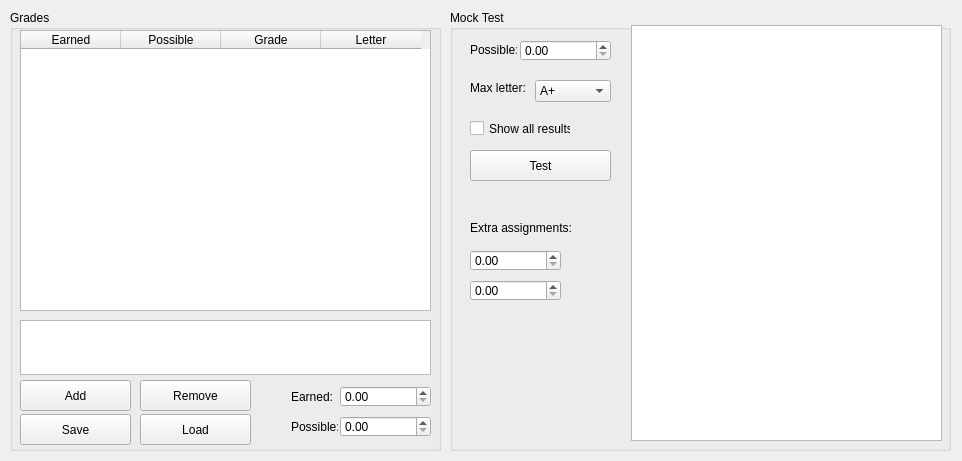
Qt form main.ui (AlexTheJPEG/grade-viewer) before a commit.
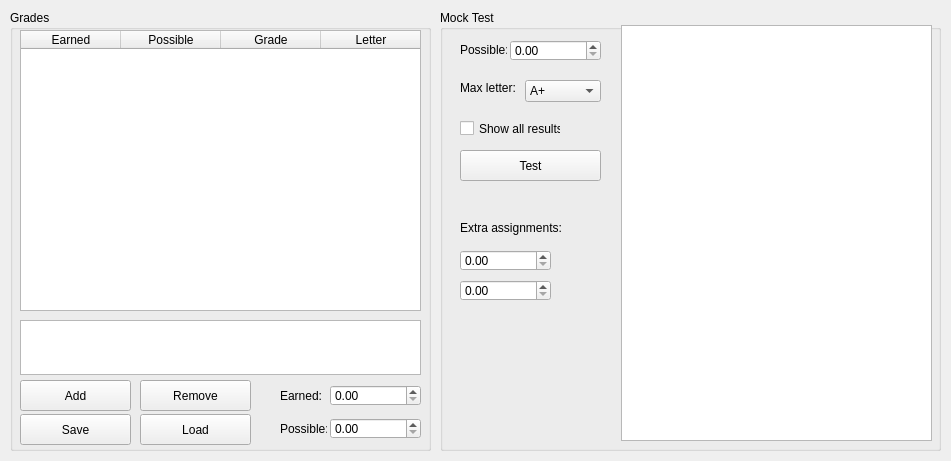
The same form after that commit.

Commit message: Remove row headers and horizontal scroll

What changed in the file:
```diff
--- a/main.ui
+++ b/main.ui
@@ -6,19 +6,19 @@
    <rect>
     <x>0</x>
     <y>0</y>
-    <width>962</width>
+    <width>951</width>
     <height>461</height>
    </rect>
   </property>
   <property name="minimumSize">
    <size>
-    <width>962</width>
+    <width>951</width>
     <height>461</height>
    </size>
   </property>
   <property name="maximumSize">
    <size>
-    <width>962</width>
+    <width>951</width>
     <height>461</height>
    </size>
   </property>
@@ -31,7 +31,7 @@
      <rect>
       <x>10</x>
       <y>10</y>
-      <width>431</width>
+      <width>421</width>
       <height>441</height>
      </rect>
     </property>
@@ -43,13 +43,22 @@
       <rect>
        <x>10</x>
        <y>20</y>
-       <width>411</width>
+       <width>401</width>
        <height>281</height>
       </rect>
      </property>
+     <property name="horizontalScrollBarPolicy">
+      <enum>Qt::ScrollBarAlwaysOff</enum>
+     </property>
      <property name="editTriggers">
       <set>QAbstractItemView::NoEditTriggers</set>
      </property>
+     <property name="selectionBehavior">
+      <enum>QAbstractItemView::SelectRows</enum>
+     </property>
+     <attribute name="verticalHeaderVisible">
+      <bool>false</bool>
+     </attribute>
      <column>
       <property name="text">
        <string>Earned</string>
@@ -76,7 +85,7 @@
       <rect>
        <x>10</x>
        <y>310</y>
-       <width>411</width>
+       <width>401</width>
        <height>55</height>
       </rect>
      </property>
@@ -110,8 +119,8 @@
     <widget class="QDoubleSpinBox" name="earnedEntry">
      <property name="geometry">
       <rect>
-       <x>330</x>
-       <y>376</y>
+       <x>320</x>
+       <y>375</y>
        <width>91</width>
        <height>21</height>
       </rect>
@@ -123,8 +132,8 @@
     <widget class="QDoubleSpinBox" name="possibleEntry">
      <property name="geometry">
       <rect>
-       <x>330</x>
-       <y>406</y>
+       <x>320</x>
+       <y>408</y>
        <width>91</width>
        <height>21</height>
       </rect>
@@ -136,8 +145,8 @@
     <widget class="QLabel" name="earnedLabel">
      <property name="geometry">
       <rect>
-       <x>281</x>
-       <y>380</y>
+       <x>270</x>
+       <y>379</y>
        <width>47</width>
        <height>13</height>
       </rect>
@@ -149,8 +158,8 @@
     <widget class="QLabel" name="possibleLabel">
      <property name="geometry">
       <rect>
-       <x>281</x>
-       <y>410</y>
+       <x>270</x>
+       <y>412</y>
        <width>47</width>
        <height>13</height>
       </rect>
@@ -189,7 +198,7 @@
    <widget class="QGroupBox" name="mockTestBox">
     <property name="geometry">
      <rect>
-      <x>450</x>
+      <x>440</x>
       <y>10</y>
       <width>501</width>
       <height>441</height>
```
The commit also changes 1 other file.
